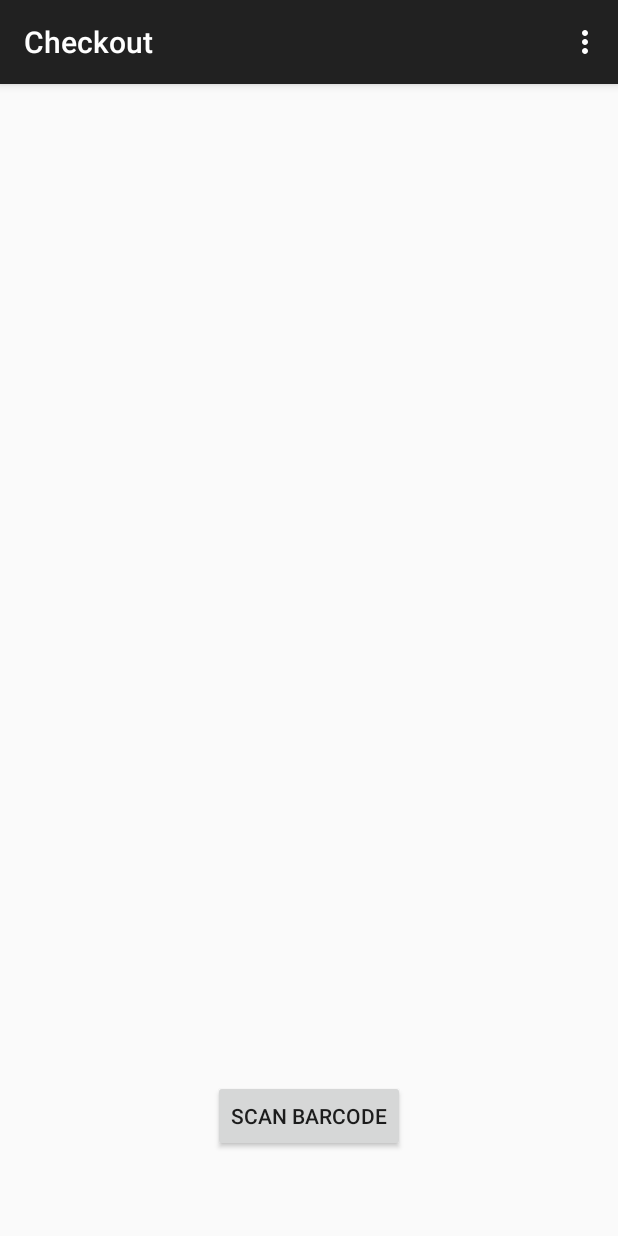
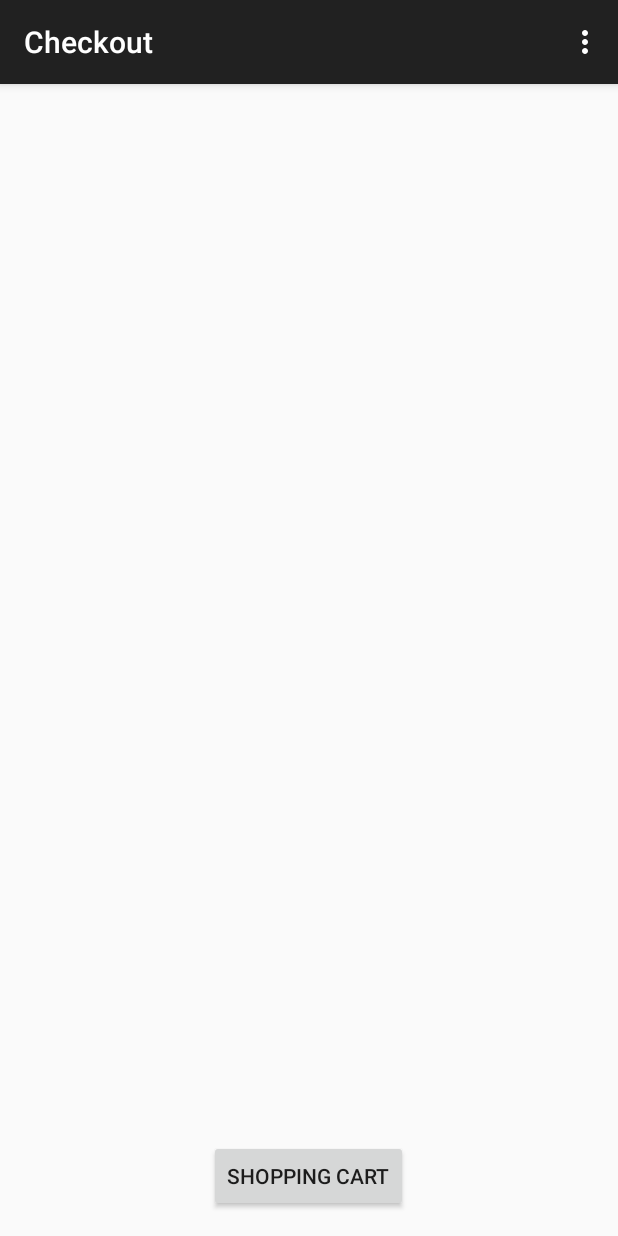
Before and after one commit to purnimamehta/CHECKOUT, an Android app: the BarCodeActivity screen opened directly, with no data from a screen before it, on a phone screen of 412 x 824 dp. Run offline under Robolectric (Android 15) with nearby library versions, the phone set to English and light mode, and no system bars; libraries missing offline, so code that uses them is left out: com.google.zxing.integration; 7 statements that could not run were skipped.

Commit message:
Android Manifest and icon updated

```diff
--- a/frontend/Checkout/app/src/main/AndroidManifest.xml
+++ b/frontend/Checkout/app/src/main/AndroidManifest.xml
@@ -16,7 +16,7 @@
         android:theme="@style/AppTheme">
         <activity
             android:name=".LoginAccountActivity"
-            android:label="@string/title_activity_login_account">
+            android:label="CheckOut">
             <intent-filter>
                 <action android:name="android.intent.action.MAIN" />
 
--- a/frontend/Checkout/app/src/main/java/com/app/checkout/BarCodeActivity.java
+++ b/frontend/Checkout/app/src/main/java/com/app/checkout/BarCodeActivity.java
@@ -3,21 +3,16 @@ package com.app.checkout;
 import android.os.Bundle;
 import android.content.Intent;
 import android.support.v7.app.ActionBarActivity;
-import android.util.Log;
 import android.view.Menu;
 import android.view.MenuItem;
 import android.view.View;
-import android.widget.Toast;
 
 import com.google.zxing.integration.android.IntentIntegrator;
 import com.google.zxing.integration.android.IntentResult;
-/* ********************************************************************
-    @Author: Sagar                 @Date: 2015 - 11 - 28
-    *Class to handle all Barcode Scanning
- * ********************************************************************/
 
 public class BarCodeActivity extends ActionBarActivity {
-    private String barcode; // Variable to hold inputted barcode scan
+    private String barcode = ""; // Variable to hold inputted barcode scan
+    private Intent intent;
 
     @Override
     protected void onCreate(Bundle savedInstanceState) {
@@ -31,15 +26,10 @@ public class BarCodeActivity extends ActionBarActivity {
         integrator.setOrientationLocked(false); // Scanning can be done in any orientation
         integrator.setBeepEnabled(false);
         integrator.initiateScan();
+
+
     }
 
-    public void scanBarcode(View view) {
-        new IntentIntegrator(this).initiateScan();
-    }
-    // TODO: Get rid of method after success in connecting to ShoppingCartActivity
-    public void scanBarcodeCustomLayout(View view) {
-
-    }
 
 
     @Override
@@ -47,7 +37,7 @@ public class BarCodeActivity extends ActionBarActivity {
         IntentResult result = IntentIntegrator.parseActivityResult(requestCode, resultCode, data);
         barcode = result.getContents(); // Store scanned value here
         // Code for sending barcode variable to ShoppingCartActivity
-        Intent intent = new Intent(getApplicationContext(), ShoppingCartActivity.class); // create new Intent for sending to ShoppingCartActivity
+        intent = new Intent(getApplicationContext(), ShoppingCartActivity.class); // create new Intent for sending to ShoppingCartActivity
         intent.putExtra("barcode", barcode); // Add barcode variable to 'extra' in the Intent
         startActivity(intent);
 
@@ -98,4 +88,10 @@ public class BarCodeActivity extends ActionBarActivity {
 
         return super.onOptionsItemSelected(item);
     }
+    @Override
+    public void onBackPressed() {
+        startActivity(intent);
+    }
+
+
 }
--- a/frontend/Checkout/app/src/main/res/layout/activity_bar_code.xml
+++ b/frontend/Checkout/app/src/main/res/layout/activity_bar_code.xml
@@ -9,14 +9,26 @@
     android:paddingTop="@dimen/activity_vertical_margin"
     tools:context="com.app.checkout.BarCodeActivity">
 
-
+<!--
     <Button
         android:layout_width="wrap_content"
         android:layout_height="wrap_content"
         android:text="Scan Barcode"
         android:id="@+id/scan_barcode"
+        android:layout_marginBottom="78dp"
+        android:onClick="scanBarcodeCustomLayout"
         android:layout_alignParentBottom="true"
-        android:layout_centerHorizontal="true"
-        android:layout_marginBottom="40dp"
-        android:onClick="scanBarcodeCustomLayout"/>
+        android:layout_alignParentStart="true"
+        android:layout_marginStart="415dp" />
+        -->
+    <Button
+        android:layout_width="wrap_content"
+        android:layout_height="wrap_content"
+        android:text="Shopping Cart"
+        android:id="@+id/cart_button"
+        android:layout_alignParentBottom="true"
+        android:layout_centerHorizontal="true" />
+
+
+
 </RelativeLayout>
```
Also changed, not shown: frontend/Checkout/app/src/main/res/mipmap-hdpi/ic_launcher.png, frontend/Checkout/app/src/main/res/mipmap-mdpi/ic_launcher.png, frontend/Checkout/app/src/main/res/mipmap-xhdpi/ic_launcher.png, frontend/Checkout/app/src/main/res/mipmap-xxhdpi/ic_launcher.png, frontend/Checkout/app/src/main/res/mipmap-xxxhdpi/ic_launcher.png.
